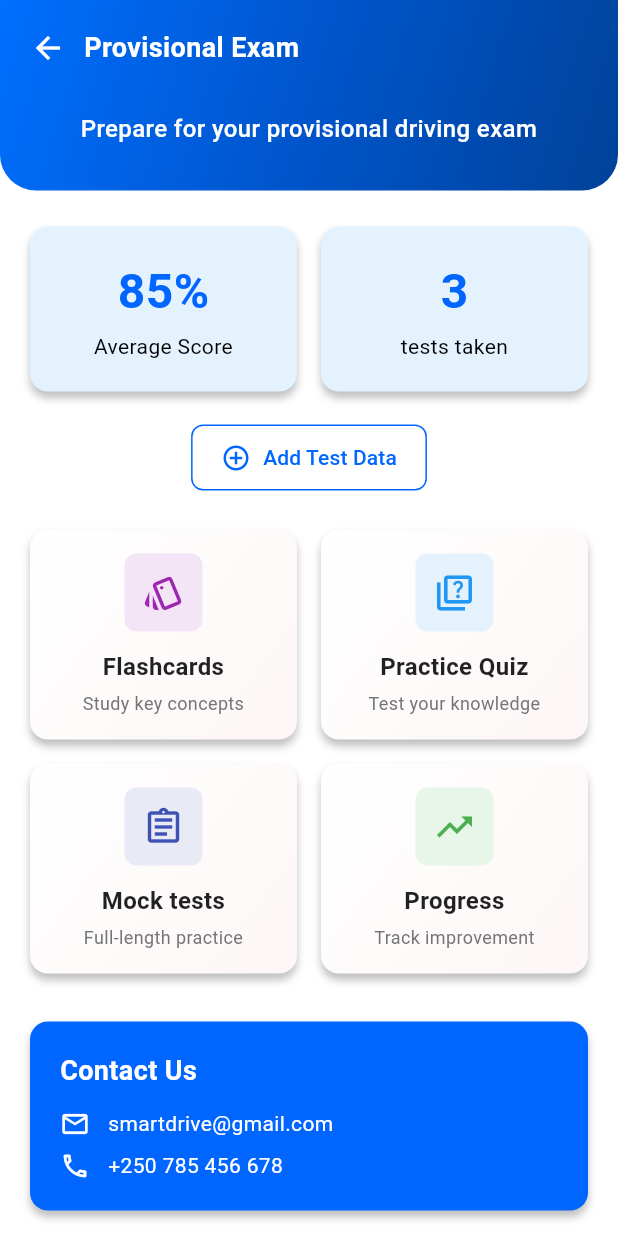
After one commit to Miranics/SmartDrive, a Flutter app: the ProvisionalExamPage screen opened directly, on a phone screen of 412 x 824 dp. The commit adds this screen. Run offline on Flutter 3.47's test engine with Material 3 defaults, Android fonts, the phone set to English and light mode, and no system bars.

Commit message:
Add provisional exam page

```diff
--- /dev/null
+++ b/lib/screens/provisional_exam.dart
@@ -0,0 +1,334 @@
+import 'package:flutter/material.dart';
+
+class ProvisionalExamPage extends StatelessWidget {
+  const ProvisionalExamPage({Key? key}) : super(key: key);
+
+  @override
+  Widget build(BuildContext context) {
+    return Scaffold(
+      backgroundColor: const Color(0xFFFFFFFF),
+      body: SingleChildScrollView(
+        child: Column(
+          children: [
+            // Combined Gradient AppBar and Header
+            Container(
+              decoration: const BoxDecoration(
+                gradient: LinearGradient(
+                  begin: Alignment.topLeft,
+                  end: Alignment.bottomRight,
+                  colors: [
+                    Color(0xFF006FFF),
+                    Color(0xFF0055CC),
+                    Color(0xFF004299),
+                  ],
+                  stops: [0.0, 0.5, 1.0],
+                ),
+                borderRadius: BorderRadius.only(
+                  bottomLeft: Radius.circular(24),
+                  bottomRight: Radius.circular(24),
+                ),
+              ),
+              child: SafeArea(
+                child: Column(
+                  children: [
+                    // AppBar section
+                    Padding(
+                      padding: const EdgeInsets.symmetric(horizontal: 8, vertical: 8),
+                      child: Row(
+                        children: [
+                          IconButton(
+                            icon: const Icon(Icons.arrow_back, color: Colors.white),
+                            onPressed: () => Navigator.of(context).pop(),
+                          ),
+                          const Text(
+                            'Provisional Exam',
+                            style: TextStyle(
+                              color: Colors.white,
+                              fontSize: 18,
+                              fontWeight: FontWeight.w600,
+                            ),
+                          ),
+                        ],
+                      ),
+                    ),
+                    // Subtitle section
+                    Padding(
+                      padding: const EdgeInsets.fromLTRB(20, 10, 20, 30),
+                      child: const Text(
+                        'Prepare for your provisional driving exam',
+                        style: TextStyle(
+                          color: Colors.white,
+                          fontSize: 16,
+                          fontWeight: FontWeight.w500,
+                        ),
+                        textAlign: TextAlign.center,
+                      ),
+                    ),
+                  ],
+                ),
+              ),
+            ),
+            const SizedBox(height: 24),
+            // Stats Cards
+            Padding(
+              padding: const EdgeInsets.symmetric(horizontal: 20),
+              child: Row(
+                children: [
+                  Expanded(
+                    child: _buildStatCard(
+                      '85%',
+                      'Average Score',
+                      Colors.blue[50]!,
+                      const Color(0xFF0066FF),
+                    ),
+                  ),
+                  const SizedBox(width: 16),
+                  Expanded(
+                    child: _buildStatCard(
+                      '3',
+                      'tests taken',
+                      Colors.blue[50]!,
+                      const Color(0xFF0066FF),
+                    ),
+                  ),
+                ],
+              ),
+            ),
+            const SizedBox(height: 20),
+            // Add Test Data Button
+            Padding(
+              padding: const EdgeInsets.symmetric(horizontal: 20),
+              child: OutlinedButton.icon(
+                onPressed: () {
+                  // Add test data action
+                },
+                icon: const Icon(Icons.add_circle_outline, size: 20),
+                label: const Text('Add Test Data'),
+                style: OutlinedButton.styleFrom(
+                  foregroundColor: const Color(0xFF0066FF),
+                  side: const BorderSide(color: Color(0xFF0066FF)),
+                  padding: const EdgeInsets.symmetric(vertical: 12, horizontal: 20),
+                  shape: RoundedRectangleBorder(
+                    borderRadius: BorderRadius.circular(8),
+                  ),
+                ),
+              ),
+            ),
+            const SizedBox(height: 24),
+            // Feature Cards
+            Padding(
+              padding: const EdgeInsets.symmetric(horizontal: 20),
+              child: Column(
+                children: [
+                  Row(
+                    children: [
+                      Expanded(
+                        child: _buildFeatureCard(
+                          context,
+                          Icons.style_outlined,
+                          'Flashcards',
+                          'Study key concepts',
+                          Colors.purple[50]!,
+                          Colors.purple,
+                        ),
+                      ),
+                      const SizedBox(width: 16),
+                      Expanded(
+                        child: _buildFeatureCard(
+                          context,
+                          Icons.quiz_outlined,
+                          'Practice Quiz',
+                          'Test your knowledge',
+                          Colors.blue[50]!,
+                          Colors.blue,
+                        ),
+                      ),
+                    ],
+                  ),
+                  const SizedBox(height: 16),
+                  Row(
+                    children: [
+                      Expanded(
+                        child: _buildFeatureCard(
+                          context,
+                          Icons.assignment_outlined,
+                          'Mock tests',
+                          'Full-length practice',
+                          Colors.indigo[50]!,
+                          Colors.indigo,
+                        ),
+                      ),
+                      const SizedBox(width: 16),
+                      Expanded(
+                        child: _buildFeatureCard(
+                          context,
+                          Icons.trending_up_outlined,
+                          'Progress',
+                          'Track improvement',
+                          Colors.green[50]!,
+                          Colors.green,
+                        ),
+                      ),
+                    ],
+                  ),
+                ],
+              ),
+            ),
+            const SizedBox(height: 32),
+            // Contact Us Section
+            Container(
+              width: double.infinity,
+              margin: const EdgeInsets.symmetric(horizontal: 20),
+              padding: const EdgeInsets.all(20),
+              decoration: BoxDecoration(
+                color: const Color(0xFF0066FF),
+                borderRadius: BorderRadius.circular(12),
+                boxShadow: [
+                  BoxShadow(
+                    color: const Color(0xFF000000).withOpacity(0.25),
+                    offset: const Offset(0, 4),
+                    blurRadius: 4,
+                  ),
+                ],
+              ),
+              child: Column(
+                crossAxisAlignment: CrossAxisAlignment.start,
+                children: [
+                  const Text(
+                    'Contact Us',
+                    style: TextStyle(
+                      color: Colors.white,
+                      fontSize: 18,
+                      fontWeight: FontWeight.bold,
+                    ),
+                  ),
+                  const SizedBox(height: 12),
+                  _buildContactRow(Icons.email_outlined, 'smartdrive@gmail.com'),
+                  const SizedBox(height: 8),
+                  _buildContactRow(Icons.phone_outlined, '+250 785 456 678'),
+                ],
+              ),
+            ),
+            const SizedBox(height: 32),
+          ],
+        ),
+      ),
+    );
+  }
+
+  Widget _buildStatCard(String value, String label, Color bgColor, Color textColor) {
+    return Container(
+      padding: const EdgeInsets.all(20),
+      decoration: BoxDecoration(
+        color: bgColor,
+        borderRadius: BorderRadius.circular(12),
+        boxShadow: [
+          BoxShadow(
+            color: const Color(0xFF000000).withOpacity(0.25),
+            offset: const Offset(0, 4),
+            blurRadius: 4,
+          ),
+        ],
+      ),
+      child: Column(
+        children: [
+          Text(
+            value,
+            style: TextStyle(
+              color: textColor,
+              fontSize: 32,
+              fontWeight: FontWeight.bold,
+            ),
+          ),
+          const SizedBox(height: 4),
+          Text(
+            label,
+            style: const TextStyle(
+              color: Colors.black,
+              fontSize: 14,
+            ),
+            textAlign: TextAlign.center,
+          ),
+        ],
+      ),
+    );
+  }
+
+  Widget _buildFeatureCard(
+    BuildContext context,
+    IconData icon,
+    String title,
+    String subtitle,
+    Color bgColor,
+    Color? iconColor,
+  ) {
+    return Container(
+      padding: const EdgeInsets.all(16),
+      decoration: BoxDecoration(
+        gradient: const LinearGradient(
+          colors: [
+            Color(0xFFFFFFFF),
+            Color(0xFFFDF6F6),
+          ],
+          begin: Alignment.topLeft,
+          end: Alignment.bottomRight,
+        ),
+        borderRadius: BorderRadius.circular(12),
+        boxShadow: [
+          BoxShadow(
+            color: const Color(0xFF000000).withOpacity(0.25),
+            offset: const Offset(0, 4),
+            blurRadius: 4,
+          ),
+        ],
+      ),
+      child: Column(
+        children: [
+          Container(
+            padding: const EdgeInsets.all(12),
+            decoration: BoxDecoration(
+              color: bgColor,
+              borderRadius: BorderRadius.circular(8),
+            ),
+            child: Icon(icon, color: iconColor, size: 28),
+          ),
+          const SizedBox(height: 12),
+          Text(
+            title,
+            style: const TextStyle(
+              fontSize: 16,
+              fontWeight: FontWeight.bold,
+              color: Colors.black87,
+            ),
+            textAlign: TextAlign.center,
+          ),
+          const SizedBox(height: 4),
+          Text(
+            subtitle,
+            style: TextStyle(
+              fontSize: 12,
+              color: Colors.grey[600],
+            ),
+            textAlign: TextAlign.center,
+          ),
+        ],
+      ),
+    );
+  }
+
+  Widget _buildContactRow(IconData icon, String text) {
+    return Row(
+      children: [
+        Icon(icon, color: Colors.white, size: 20),
+        const SizedBox(width: 12),
+        Text(
+          text,
+          style: const TextStyle(
+            color: Colors.white,
+            fontSize: 14,
+          ),
+        ),
+      ],
+    );
+  }
+}
```
Also changed, not shown: lib/main.dart (line endings or trailing spaces), lib/pages/provional_exam_page.jpg.png (added).
